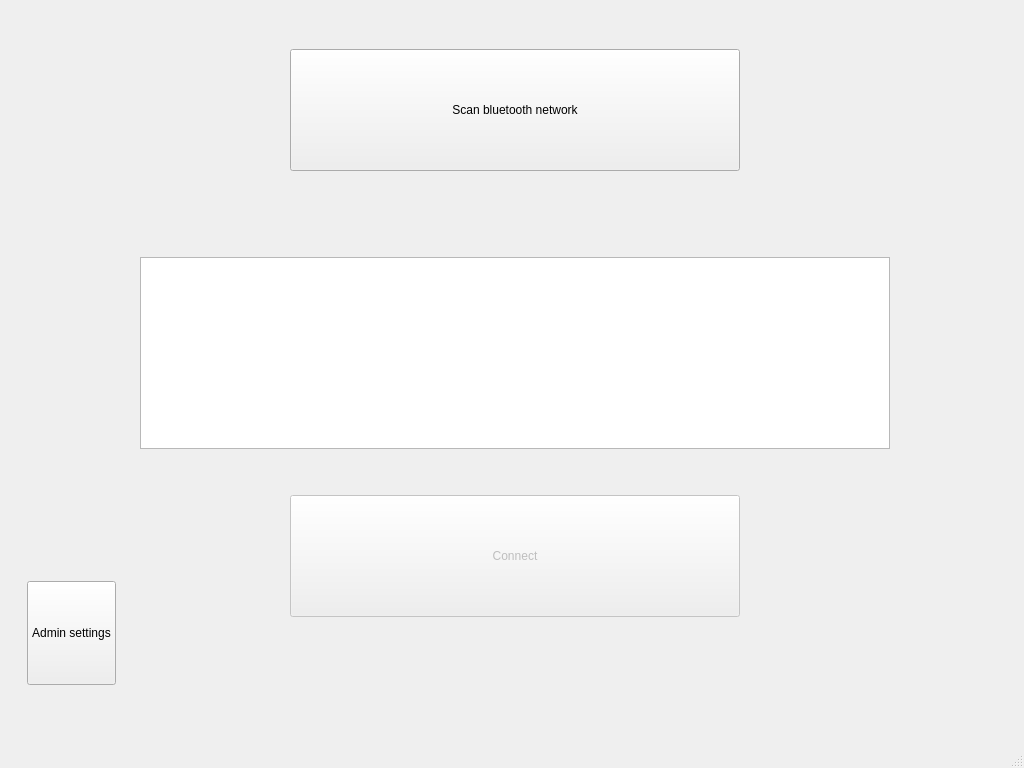
Above: blue-app/ui/MainWindow.ui from matus-u/sz-bluetooth before the change. Below: the same form after it.
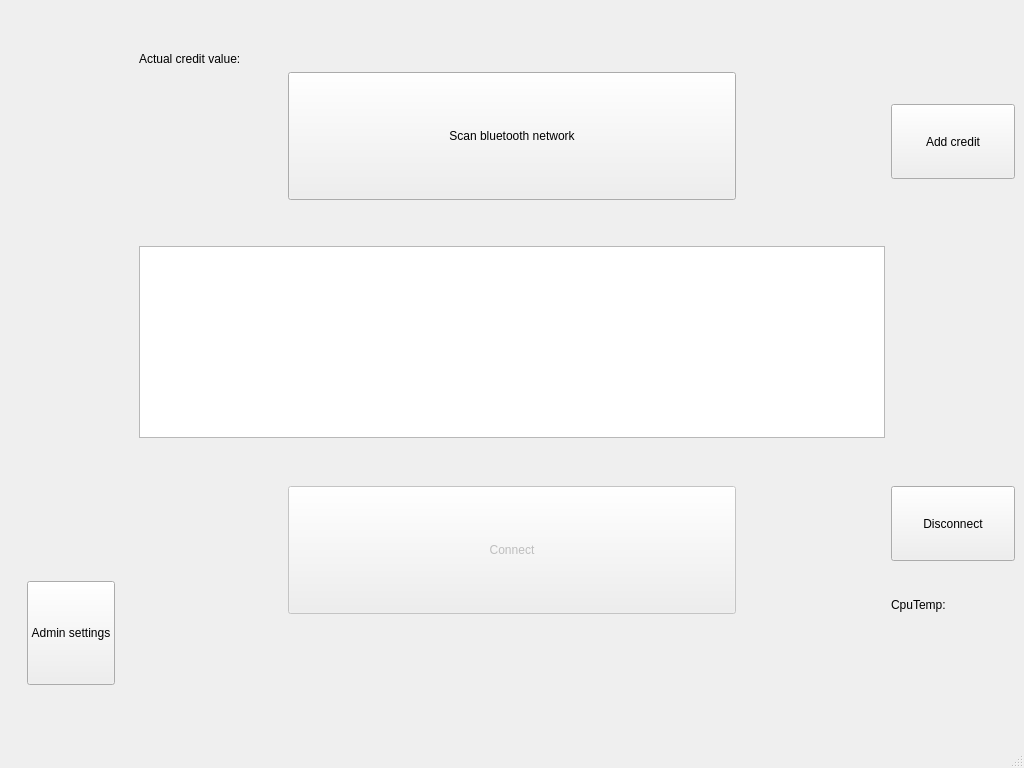
That is the form after the change.

Commit message: add credit info

```diff
--- a/blue-app/ui/MainWindow.ui
+++ b/blue-app/ui/MainWindow.ui
@@ -102,7 +102,7 @@
      </layout>
     </item>
     <item>
-     <layout class="QVBoxLayout" name="verticalLayout" stretch="1,3,0,1,0,1,3,0,0,0,1">
+     <layout class="QVBoxLayout" name="verticalLayout" stretch="1,0,3,0,0,1,3,0,0,0,1">
       <item>
        <spacer name="verticalSpacer_3">
         <property name="orientation">
@@ -116,6 +116,27 @@
         </property>
        </spacer>
       </item>
+      <item>
+       <layout class="QFormLayout" name="formLayout">
+        <item row="0" column="0">
+         <widget class="QLabel" name="label">
+          <property name="text">
+           <string>Actual credit value:</string>
+          </property>
+         </widget>
+        </item>
+        <item row="0" column="1">
+         <widget class="QLabel" name="actualCreditValue">
+          <property name="text">
+           <string/>
+          </property>
+          <property name="alignment">
+           <set>Qt::AlignRight|Qt::AlignTrailing|Qt::AlignVCenter</set>
+          </property>
+         </widget>
+        </item>
+       </layout>
+      </item>
       <item>
        <layout class="QHBoxLayout" name="horizontalLayout" stretch="1,3,1">
         <item>
@@ -172,19 +193,6 @@
         </property>
        </spacer>
       </item>
-      <item>
-       <spacer name="verticalSpacer">
-        <property name="orientation">
-         <enum>Qt::Vertical</enum>
-        </property>
-        <property name="sizeHint" stdset="0">
-         <size>
-          <width>20</width>
-          <height>40</height>
-         </size>
-        </property>
-       </spacer>
-      </item>
       <item>
        <widget class="QTableWidget" name="devicesWidget">
         <property name="selectionMode">
@@ -334,17 +342,112 @@
      </layout>
     </item>
     <item>
-     <spacer name="horizontalSpacer_6">
-      <property name="orientation">
-       <enum>Qt::Horizontal</enum>
-      </property>
-      <property name="sizeHint" stdset="0">
-       <size>
-        <width>40</width>
-        <height>20</height>
-       </size>
-      </property>
-     </spacer>
+     <layout class="QVBoxLayout" name="verticalLayout_2" stretch="0,1,1,4,1,1,0,1">
+      <item>
+       <spacer name="horizontalSpacer_6">
+        <property name="orientation">
+         <enum>Qt::Horizontal</enum>
+        </property>
+        <property name="sizeHint" stdset="0">
+         <size>
+          <width>40</width>
+          <height>20</height>
+         </size>
+        </property>
+       </spacer>
+      </item>
+      <item>
+       <spacer name="verticalSpacer">
+        <property name="orientation">
+         <enum>Qt::Vertical</enum>
+        </property>
+        <property name="sizeHint" stdset="0">
+         <size>
+          <width>20</width>
+          <height>40</height>
+         </size>
+        </property>
+       </spacer>
+      </item>
+      <item>
+       <widget class="QPushButton" name="addCreditButton">
+        <property name="enabled">
+         <bool>true</bool>
+        </property>
+        <property name="sizePolicy">
+         <sizepolicy hsizetype="Minimum" vsizetype="Minimum">
+          <horstretch>0</horstretch>
+          <verstretch>0</verstretch>
+         </sizepolicy>
+        </property>
+        <property name="text">
+         <string>Add credit</string>
+        </property>
+       </widget>
+      </item>
+      <item>
+       <spacer name="verticalSpacer_9">
+        <property name="orientation">
+         <enum>Qt::Vertical</enum>
+        </property>
+        <property name="sizeHint" stdset="0">
+         <size>
+          <width>20</width>
+          <height>40</height>
+         </size>
+        </property>
+       </spacer>
+      </item>
+      <item>
+       <widget class="QPushButton" name="disconnectButton">
+        <property name="enabled">
+         <bool>true</bool>
+        </property>
+        <property name="sizePolicy">
+         <sizepolicy hsizetype="Minimum" vsizetype="Minimum">
+          <horstretch>0</horstretch>
+          <verstretch>0</verstretch>
+         </sizepolicy>
+        </property>
+        <property name="text">
+         <string>Disconnect</string>
+        </property>
+       </widget>
+      </item>
+      <item>
+       <widget class="QLabel" name="labelCpuTemp">
+        <property name="enabled">
+         <bool>true</bool>
+        </property>
+        <property name="text">
+         <string>CpuTemp:</string>
+        </property>
+       </widget>
+      </item>
+      <item>
+       <widget class="QLabel" name="cpuTempValueLabel">
+        <property name="enabled">
+         <bool>true</bool>
+        </property>
+        <property name="text">
+         <string/>
+        </property>
+       </widget>
+      </item>
+      <item>
+       <spacer name="verticalSpacer_11">
+        <property name="orientation">
+         <enum>Qt::Vertical</enum>
+        </property>
+        <property name="sizeHint" stdset="0">
+         <size>
+          <width>20</width>
+          <height>40</height>
+         </size>
+        </property>
+       </spacer>
+      </item>
+     </layout>
     </item>
    </layout>
   </widget>
```
The commit also changes 1 other file.
